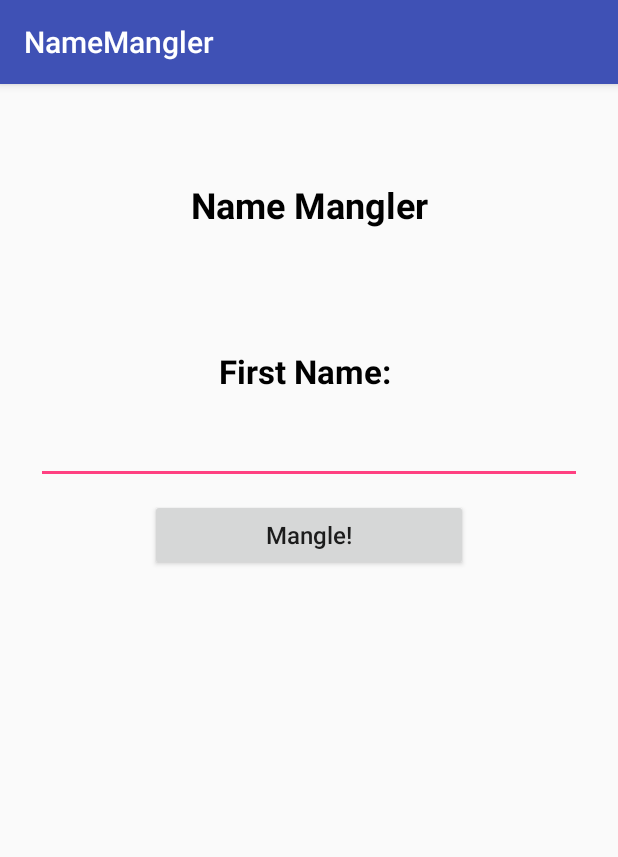
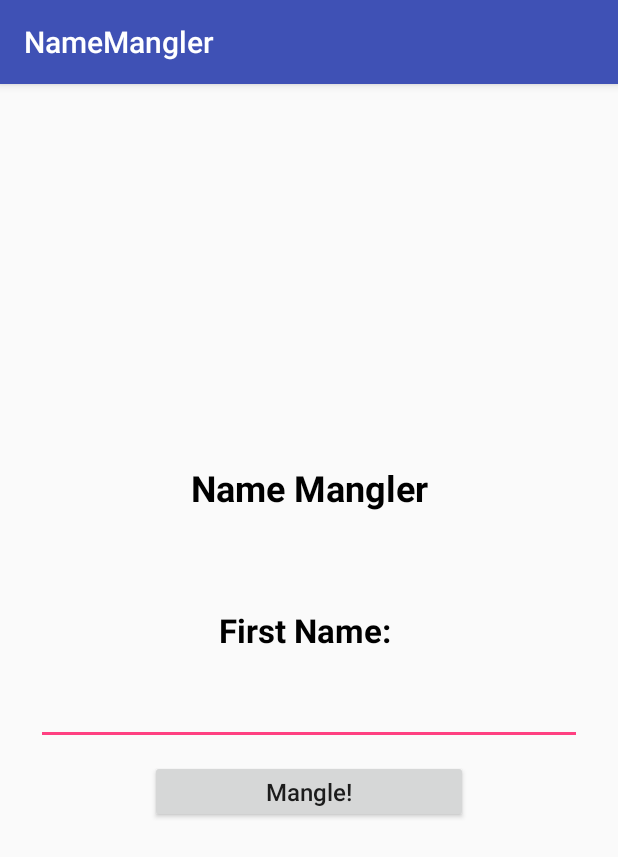
Before and after one commit to riemeri/NameMangler, an Android app: the screen it shows after launch (MainActivity), on a phone screen of 412 x 824 dp. Shown: the top 857 px of the screen. Run offline under Robolectric (Android 15) with nearby library versions, the phone set to English and light mode, and no system bars.

Commit message:
Complete build with rotation capabilities
-Changed last name string resources from individual strings to StringArray
-Added functionality to save state on rotation

```diff
--- a/app/src/main/java/com/oregonstate/riemeri/namemangler/MainActivity.java
+++ b/app/src/main/java/com/oregonstate/riemeri/namemangler/MainActivity.java
@@ -37,6 +37,12 @@ public class MainActivity extends AppCompatActivity {
 
         mNameBox = (EditText) findViewById(R.id.name_text);
 
+        if (savedInstanceState != null) {
+            mFirstName = savedInstanceState.getString(FIRST_NAME, "");
+            mNameBox.setText(mFirstName);
+        }
+
+        //Create button and set onClickListener
         mMangleButton = (Button) findViewById(R.id.mangle_button);
         mMangleButton.setOnClickListener(new View.OnClickListener() {
             @Override
--- a/app/src/main/res/layout/activity_main.xml
+++ b/app/src/main/res/layout/activity_main.xml
@@ -1,16 +1,17 @@
 <?xml version="1.0" encoding="utf-8"?>
 <LinearLayout
     xmlns:android="http://schemas.android.com/apk/res/android"
-    android:layout_width="match_parent"
-    android:layout_height="match_parent"
-    android:orientation="vertical">
+    android:layout_width="fill_parent"
+    android:layout_height="fill_parent"
+    android:orientation="vertical"
+    android:gravity="center">
 
     <TextView
         android:id="@+id/textView"
-        android:layout_width="match_parent"
+        android:layout_width="fill_parent"
         android:layout_height="wrap_content"
-        android:layout_gravity="center|top"
-        android:padding="64dp"
+        android:layout_marginBottom="24dp"
+        android:padding="24dp"
         android:text="Name Mangler"
         android:textAlignment="center"
         android:textColor="@android:color/black"
@@ -30,20 +31,22 @@
     <EditText
         android:id="@+id/name_text"
         android:layout_width="match_parent"
-        android:layout_height="wrap_content"
+        android:layout_height="46dp"
         android:layout_marginLeft="24dp"
         android:layout_marginRight="24dp"
-        android:padding="10dp"/>
+        android:padding="10dp"
+        android:singleLine="true"/>
 
     <Button
         android:id="@+id/mangle_button"
         android:layout_width="match_parent"
-        android:layout_height="wrap_content"
+        android:layout_height="42dp"
         android:layout_marginLeft="100dp"
         android:layout_marginRight="100dp"
         android:layout_marginTop="10dp"
+        android:layout_marginBottom="46dp"
         android:text="Mangle!"
         android:textAllCaps="false"
-        android:textSize="16sp" />
+        android:textSize="16sp"/>
 
 </LinearLayout>
```
Also changed, not shown: app/src/main/java/com/oregonstate/riemeri/namemangler/MangledNameActivity.java (+29 -5 lines), app/src/main/java/com/oregonstate/riemeri/namemangler/Name.java (+20 -19 lines), app/src/main/res/values/strings.xml (+12 -5 lines).
